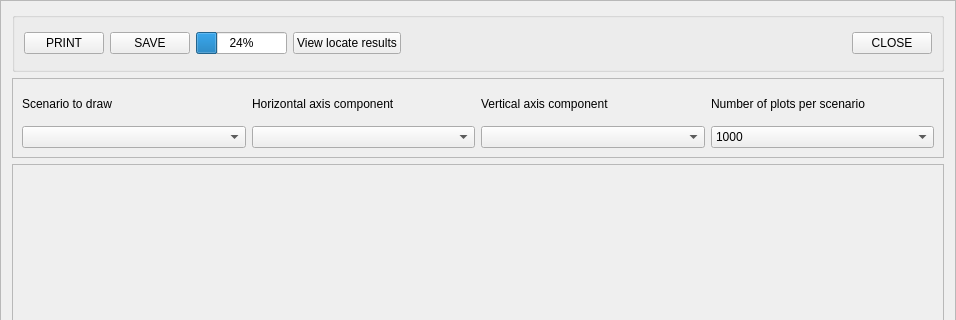
Above: python_interface/uis/drawScenarioFrame.ui from cbgp/diyabc before the change; both pictures show x 0 to 956 and y 0 to 320 of the 956 by 660 pixel window. Below: the same form after it.
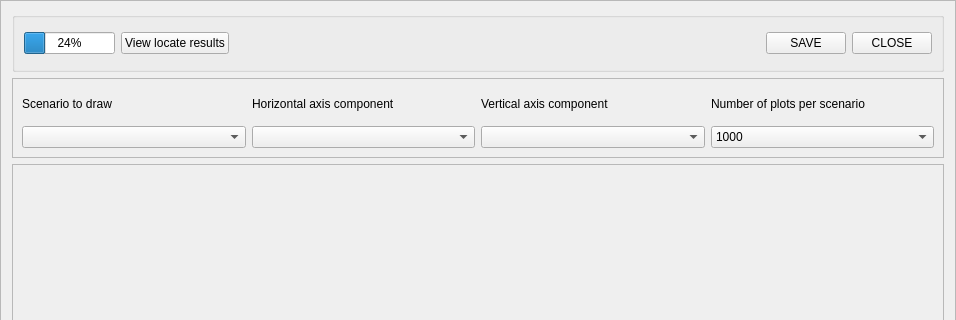
That is the form after the change.

What changed in the file:
```diff
--- a/python_interface/uis/drawScenarioFrame.ui
+++ b/python_interface/uis/drawScenarioFrame.ui
@@ -44,20 +44,6 @@
       <string/>
      </property>
      <layout class="QHBoxLayout" name="horizontalLayout">
-      <item>
-       <widget class="QPushButton" name="printButton">
-        <property name="text">
-         <string>PRINT</string>
-        </property>
-       </widget>
-      </item>
-      <item>
-       <widget class="QPushButton" name="savePicturesButton">
-        <property name="text">
-         <string>SAVE</string>
-        </property>
-       </widget>
-      </item>
       <item>
        <widget class="QProgressBar" name="ACProgress">
         <property name="value">
@@ -95,7 +81,7 @@
          </font>
         </property>
         <property name="text">
-         <string>   </string>
+         <string/>
         </property>
        </widget>
       </item>
@@ -112,6 +98,13 @@
         </property>
        </spacer>
       </item>
+      <item>
+       <widget class="QPushButton" name="savePicturesButton">
+        <property name="text">
+         <string>SAVE</string>
+        </property>
+       </widget>
+      </item>
       <item>
        <widget class="QPushButton" name="closeButton">
         <property name="text">
```
Left out of the diff: 4 changed lines with no effect on the pictures.
